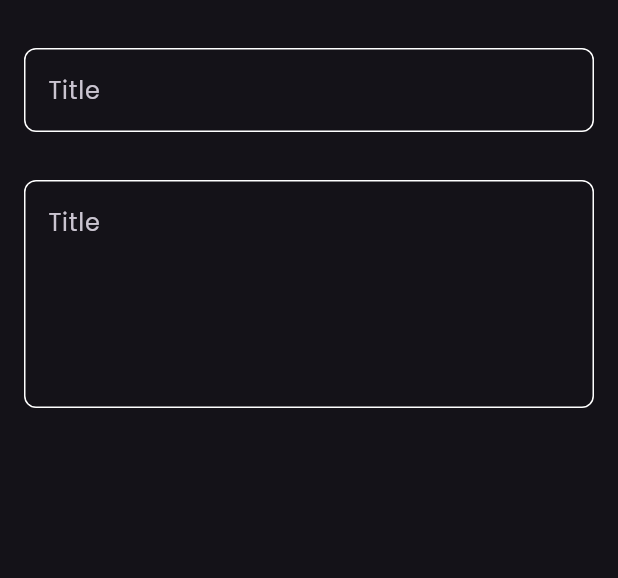
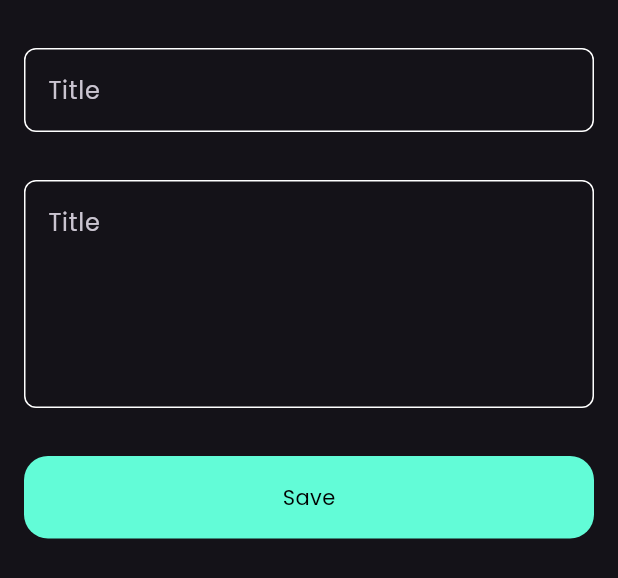
Before and after one commit to badrozo/notes_app, a Flutter app: the AddNoteBottomSheet widget shown alone on an empty page, opened directly, on a phone screen of 412 x 824 dp. Shown: the top 578 px of the screen. Run offline on Flutter 3.47's test engine with Material 3 defaults, Android fonts, the phone set to English and light mode, and no system bars; our stand-ins replace font_awesome_flutter.

Commit message:
adding custom button

```diff
--- a/lib/widgets/add_note_bottom_sheet.dart
+++ b/lib/widgets/add_note_bottom_sheet.dart
@@ -1,4 +1,5 @@
 import 'package:flutter/material.dart';
+import 'package:notes_app/widgets/custom_button.dart';
 import 'package:notes_app/widgets/custom_text_feild.dart';
 
 class AddNoteBottomSheet extends StatelessWidget {
@@ -8,6 +9,7 @@ class AddNoteBottomSheet extends StatelessWidget {
   Widget build(BuildContext context) {
     return Padding(
       padding: const EdgeInsets.symmetric(horizontal: 16),
+      child: SingleChildScrollView(
         child: Column(
           children: [
             SizedBox(
@@ -22,7 +24,15 @@ class AddNoteBottomSheet extends StatelessWidget {
             CustomTextFeild(
               maxLines: 5,
             ),
+            SizedBox(
+              height: 32,
+            ),
+            CustomButton(),
+            SizedBox(
+              height: 16,
+            ),
           ],
+        ),
       ),
     );
   }
--- /dev/null
+++ b/lib/widgets/custom_button.dart
@@ -0,0 +1,24 @@
+import 'package:flutter/material.dart';
+import 'package:notes_app/widgets/constants.dart';
+
+class CustomButton extends StatelessWidget {
+  const CustomButton({super.key});
+
+  @override
+  Widget build(BuildContext context) {
+    return Container(
+      width: MediaQuery.of(context).size.width,
+      height: 55,
+      decoration: BoxDecoration(
+        color: KprimaryColor,
+        borderRadius: BorderRadius.circular(16),
+      ),
+      child: Center(
+        child: Text(
+          'Save',
+          style: TextStyle(color: Colors.black),
+        ),
+      ),
+    );
+  }
+}
```
Lines whose indentation alone changed are shown as unchanged.
